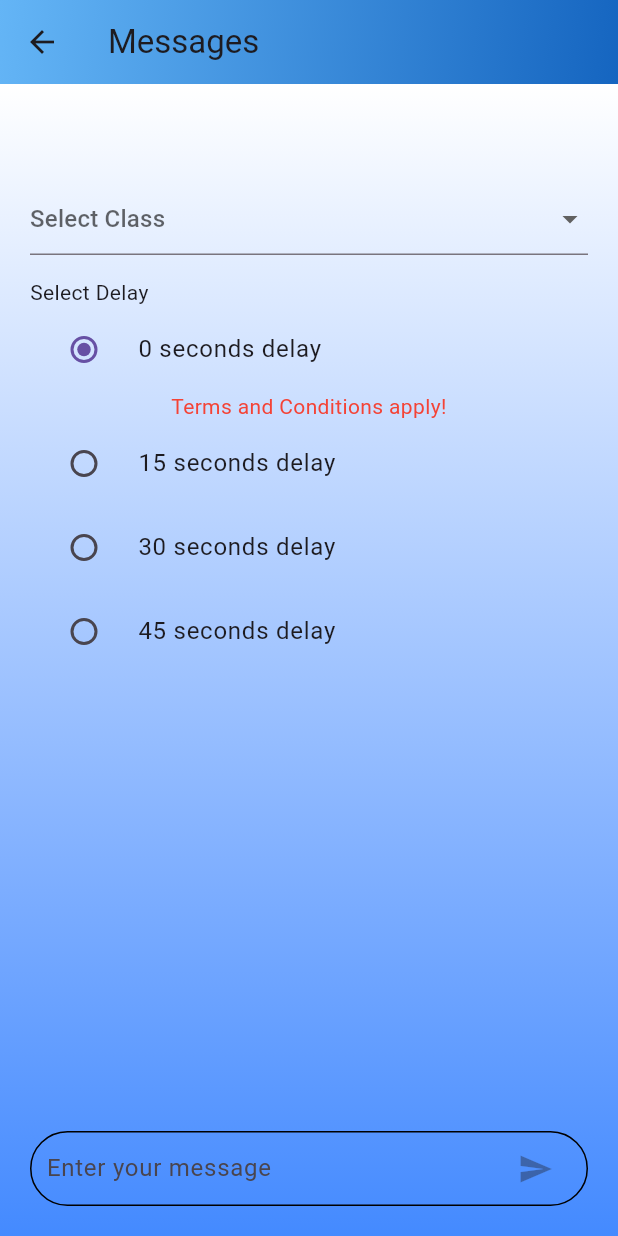
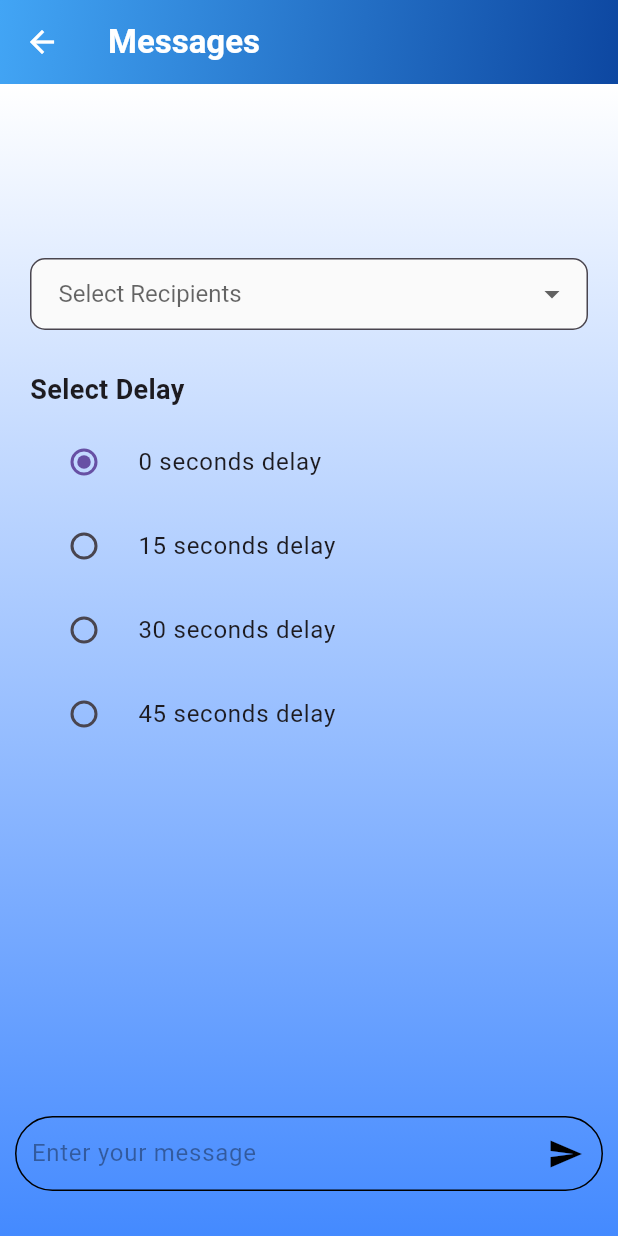
Before and after one commit to awaiismehmood/ClassMyte, a Flutter app: the NewMessageScreen screen opened directly, after a tap on "0 seconds delay", on a phone screen of 412 x 824 dp. Run offline on Flutter 3.47's test engine with Material 3 defaults, Android fonts, the phone set to English and light mode, and no system bars; our stand-ins replace cloud_firestore, firebase_auth, firebase_core, flutter_local_notifications, google_mobile_ads, permission_handler and 1 more; accounts and stored records are empty.

Commit message:
sms UI latest with custom dropdown and radio button, inactive ads

```diff
--- a/lib/sms_screen/sms.dart
+++ b/lib/sms_screen/sms.dart
@@ -1,3 +1,5 @@
+// ignore_for_file: library_private_types_in_public_api
+
 import 'package:classmyte/data_management/getSubscribe.dart';
 import 'package:classmyte/sms_screen/sendingLogic.dart';
 import 'package:flutter/material.dart';
@@ -13,14 +15,14 @@ class NewMessageScreen extends StatefulWidget {
 
 class _NewMessageScreenState extends State<NewMessageScreen> {
   TextEditingController messageController = TextEditingController();
-  List<String> selectedClasses = [];
+  ValueNotifier<List<String>> selectedClasses = ValueNotifier([]);
   ValueNotifier<bool> sendingMessage = ValueNotifier(false);
   ValueNotifier<String> messageStatus = ValueNotifier('');
+  ValueNotifier<String?> warningMessage = ValueNotifier(null);
+  ValueNotifier<int> selectedDelay = ValueNotifier(30); // Default delay
   List<Map<String, String>>? contactList;
-  int _selectedDelay = 15;
   InterstitialAd? _interstitialAd;
-  final SubscriptionData subscriptionData =
-      SubscriptionData(); // Instance of SubscriptionData
+  final SubscriptionData subscriptionData = SubscriptionData();
 
   @override
   void initState() {
@@ -74,6 +76,9 @@ class _NewMessageScreenState extends State<NewMessageScreen> {
     messageController.dispose();
     sendingMessage.dispose();
     messageStatus.dispose();
+    selectedClasses.dispose();
+    selectedDelay.dispose();
+    warningMessage.dispose();
     super.dispose();
   }
 
@@ -83,31 +88,40 @@ class _NewMessageScreenState extends State<NewMessageScreen> {
   }
 
   void sendMessage() async {
-    sendingMessage.value = true; // Set sending to true
+    if (selectedClasses.value.isEmpty) {
+      warningMessage.value = 'Please select at least one recipient';
+      return;
+    }
+
+     if (messageController.text.isEmpty) {
+      warningMessage.value = 'Please enter a message';
+      return;
+    }
+
+    sendingMessage.value = true;
     messageStatus.value = "Sending messages...";
 
     final permissionGranted = await MessageSender.checkSmsPermission();
     if (permissionGranted) {
       List<String> allPhoneNumbers = contactList!
           .where((contact) =>
-              selectedClasses.isEmpty ||
-              selectedClasses.contains(contact['class']))
+              selectedClasses.value.contains("All") ||
+              selectedClasses.value.contains(contact['class']))
           .map((contact) => contact['phoneNumber']!)
           .toList();
 
       await MessageSender.sendMessages(
         allPhoneNumbers,
         messageController.text,
-        _selectedDelay,
+        selectedDelay.value,
         sendingMessage,
         messageStatus,
       );
 
-      // Reset sending state after sending is complete
       sendingMessage.value = false;
       messageStatus.value = "Messages sent successfully.";
     } else {
-      sendingMessage.value = false; // Reset sending state if permission denied
+      sendingMessage.value = false;
       messageStatus.value = "Permission denied.";
     }
   }
@@ -124,18 +138,27 @@ class _NewMessageScreenState extends State<NewMessageScreen> {
 
     return Scaffold(
       appBar: AppBar(
-        title: const Text("Messages"),
+        iconTheme: const IconThemeData(
+          color: Colors.white, // Change the back button color to white
+        ),
         flexibleSpace: Container(
           decoration: BoxDecoration(
             gradient: LinearGradient(
-              colors: [Colors.blue.shade300, Colors.blue.shade800],
+              colors: [Colors.blue.shade400, Colors.blue.shade900],
               begin: Alignment.topLeft,
               end: Alignment.bottomRight,
             ),
           ),
         ),
+        title: const Text(
+          'Messages',
+          style: TextStyle(
+            color: Colors.white,
+            fontSize: 22, // Make the font size a bit larger
+            fontWeight: FontWeight.bold,
           ),
-      resizeToAvoidBottomInset: true,
+        ),
+      ),
       body: Container(
         decoration: const BoxDecoration(
           gradient: LinearGradient(
@@ -149,16 +172,24 @@ class _NewMessageScreenState extends State<NewMessageScreen> {
           children: [
             Expanded(
               child: SingleChildScrollView(
-                child: Column(
-                  // mainAxisAlignment: MainAxisAlignment.end,
-                  children: [
-                    Padding(
+                child: Padding(
                   padding: const EdgeInsets.all(20.0),
                   child: Column(
-                        mainAxisAlignment: MainAxisAlignment.end,
-                        crossAxisAlignment: CrossAxisAlignment.stretch,
+                    mainAxisAlignment: MainAxisAlignment.center,
                     children: [
-                          const SizedBox(height: 10),
+                      const SizedBox(height: 50),
+                      ValueListenableBuilder<String?>(
+                        valueListenable: warningMessage,
+                        builder: (context, warning, _) {
+                          return warning != null
+                              ? Text(
+                                  warning,
+                                  style: const TextStyle(color: Colors.red),
+                                )
+                              : const SizedBox.shrink();
+                        },
+                      ),
+                      // const SizedBox(height: 10),
                       ValueListenableBuilder<String>(
                         valueListenable: messageStatus,
                         builder: (context, status, _) {
@@ -169,126 +200,174 @@ class _NewMessageScreenState extends State<NewMessageScreen> {
                           );
                         },
                       ),
-                          const SizedBox(height: 15),
+
+                       const SizedBox(height: 25),
                       DropdownButtonFormField<String>(
-                            value: selectedClasses.isEmpty
+                        decoration: InputDecoration(
+                          contentPadding:
+                              const EdgeInsets.symmetric(horizontal: 15.0),
+                          border: OutlineInputBorder(
+                            borderRadius: BorderRadius.circular(10),
+                            borderSide: const BorderSide(
+                              color: Colors.blueAccent,
+                              width: 2,
+                            ),
+                          ),
+                          filled: true,
+                          fillColor: Colors.grey
+                              .shade50,
+                        ),
+                        dropdownColor: Colors.grey
+                              .shade50,
+                               // Background color of the dropdown items list
+                        style: const TextStyle(
+                          color: Colors.black,
+                          fontSize: 16,
+                        ),
+                        value: selectedClasses.value.isEmpty
                             ? null
-                                : selectedClasses[0],
-                            hint: const Text('Select Class'),
+                            : selectedClasses.value[0],
+                        hint: const Text('Select Recipients'),
                         onChanged: (String? value) {
-                              if (value != null && value != "All") {
-                                selectedClasses.clear();
-                                selectedClasses.add(value);
+                          if (value != null) {
+                            if (value == "All") {
+                              selectedClasses.value = ["All"];
+                            } else {
+                              selectedClasses.value.add(value);
+                              selectedClasses.value = selectedClasses.value
+                                  .where((element) => element != "All")
+                                  .toList();
+                            }
+                            warningMessage.value = null;
                           }
                         },
                         items: [
                           const DropdownMenuItem<String>(
                             value: "All",
-                                child: Text("All Classes"),
+                            child: Center(child: Text("All")),
                           ),
                           ...contactList!
                               .map((contact) => contact['class']!)
                               .toSet()
                               .map((className) => DropdownMenuItem<String>(
                                     value: className,
-                                        child: Text("Class $className"),
+                                    child: Center(child: Text(className)),
                                   )),
                         ],
                       ),
-                          const SizedBox(height: 15),
-                          const Text('Select Delay'),
+                      const SizedBox(height: 20),
+
+                      ValueListenableBuilder<List<String>>(
+                        valueListenable: selectedClasses,
+                        builder: (context, classes, _) {
+                          return Wrap(
+                            spacing: 6.0,
+                            children: classes.map((String className) {
+                              return Chip(
+                                label: Text(className),
+                                onDeleted: () {
+                                  selectedClasses.value.remove(className);
+                                  // ignore: invalid_use_of_protected_member, invalid_use_of_visible_for_testing_member
+                                  selectedClasses.notifyListeners();
+                                },
+                              );
+                            }).toList(),
+                          );
+                        },
+                      ),
+                      const Row(
+                        children: [
+                          SizedBox(height: 40),
+                          Text(
+                            'Select Delay',
+                            style: TextStyle(fontWeight: FontWeight.bold, fontSize: 18),
+                          ),
+                        ],
+                      ),
+                      ValueListenableBuilder<int>(
+                        valueListenable: selectedDelay,
+                        builder: (context, delay, _) {
+                          return Column(
+                            children: [
                               RadioListTile<int>(
                                 title: const Text('0 seconds delay'),
                                 value: 0,
-                            groupValue: _selectedDelay,
+                                groupValue: delay,
                                 onChanged: (int? value) {
-                              setState(() {
-                                _selectedDelay = value!;
-                                if (!subscriptionData.isPremiumUser.value) {
-                                  _showInterstitialAd(() {
-                                    // Action to take after the ad is shown or dismissed
-                                    // Continue with selecting 0 delay, etc.
-                                    _selectedDelay = 0;
-                                  });
-                                } else {
-                                  // If the user is premium, proceed without showing the ad
-                                  _selectedDelay = 0;
+                                  if (value != null) {
+                                    selectedDelay.value = value;
                                   }
-                              });
                                 },
-                          ),
-                          if (_selectedDelay == 0)
-                            const Text(
-                              "Terms and Conditions apply!",
-                              style: TextStyle(color: Colors.red),
-                              textAlign: TextAlign.center,
                               ),
                               RadioListTile<int>(
                                 title: const Text('15 seconds delay'),
                                 value: 15,
-                            groupValue: _selectedDelay,
+                                groupValue: delay,
                                 onChanged: (int? value) {
-                              setState(() {
-                                _selectedDelay = value!;
-                              });
+                                  if (value != null) {
+                                    selectedDelay.value = value;
+                                  }
                                 },
                               ),
                               RadioListTile<int>(
                                 title: const Text('30 seconds delay'),
                                 value: 30,
-                            groupValue: _selectedDelay,
+                                groupValue: delay,
                                 onChanged: (int? value) {
-                              setState(() {
-                                _selectedDelay = value!;
-                              });
+                                  if (value != null) {
+                                    selectedDelay.value = value;
+                                  }
                                 },
                               ),
                               RadioListTile<int>(
                                 title: const Text('45 seconds delay'),
                                 value: 45,
-                            groupValue: _selectedDelay,
+                                groupValue: delay,
                                 onChanged: (int? value) {
-                              setState(() {
-                                _selectedDelay = value!;
-                              });
+                                  if (value != null) {
+                                    selectedDelay.value = value;
+                                  }
+                                },
+                              ),
+                            ],
+                          );
                         },
                       ),
                     ],
                   ),
                 ),
-                  ],
               ),
             ),
-            ),
+            // Bottom Text Field with Send Button
             Padding(
-              padding: const EdgeInsets.all(20.0),
+              padding: const EdgeInsets.all(10.0),
               child: Container(
                 decoration: BoxDecoration(
                   border: Border.all(),
-                    borderRadius: BorderRadius.circular(30)),
-                child: Padding(
-                  padding: const EdgeInsets.only(left: 10, right: 10),
+                  borderRadius: BorderRadius.circular(30),
+                ),
                 child: Row(
                   children: [
                     Expanded(
+                      child: Padding(
+                        padding: const EdgeInsets.only(left: 10.0),
                         child: TextField(
                           controller: messageController,
                           decoration: const InputDecoration(
+                            hintStyle: TextStyle(color: Colors.black38),
                             hintText: "Enter your message",
-                            // labelText: 'Enter your message',
                             border: InputBorder.none,
                           ),
                           maxLines: null,
                           keyboardType: TextInputType.multiline,
                         ),
                       ),
-                      const SizedBox(width: 10),
+                    ),
                     ValueListenableBuilder<bool>(
                       valueListenable: sendingMessage,
                       builder: (context, isSending, _) {
                         return IconButton(
-                            onPressed:
-                                messageController.text.isEmpty || isSending
+                          onPressed: isSending
                               ? null
                               : () {
                                   sendMessage();
@@ -299,12 +378,13 @@ class _NewMessageScreenState extends State<NewMessageScreen> {
                                   height: 20,
                                   child: CircularProgressIndicator(),
                                 )
-                                : const Icon(Icons.send), // Send message icon
-                            padding: EdgeInsets.zero, // Remove any padding
+                              : const Icon(Icons.send, color: Colors.black,),
+                          padding:
+                              EdgeInsets.zero, // Remove padding for the icon
                           constraints:
-                                const BoxConstraints(), // Remove constraints for the icon button
+                              const BoxConstraints(), // Remove constraints
                           color: Colors
-                                .black, // Change this to your preferred icon color
+                              .blue, // Change this to the color you prefer
                         );
                       },
                     ),
@@ -312,8 +392,10 @@ class _NewMessageScreenState extends State<NewMessageScreen> {
                 ),
               ),
             ),
-            ),
-            ValueListenableBuilder<bool>(
+            // Cancel Sending Button (if message is being sent)
+            Padding(
+              padding: const EdgeInsets.all(10.0),
+              child: ValueListenableBuilder<bool>(
                 valueListenable: sendingMessage,
                 builder: (context, isSending, _) {
                   if (isSending) {
@@ -332,6 +414,7 @@ class _NewMessageScreenState extends State<NewMessageScreen> {
                   return const SizedBox.shrink();
                 },
               ),
+            ),
           ],
         ),
       ),
```
Lines whose indentation alone changed are shown as unchanged.
